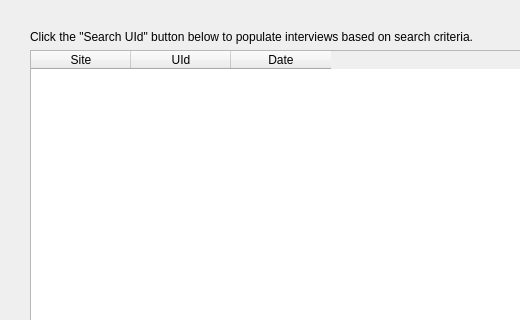
The window that src/interface/qt/model/QSelectInterviewDialog.ui (inglis-dl/Alder) describes before a commit, drawn with Qt 5; both pictures show x 0 to 520 and y 0 to 320 of the 681 by 451 pixel window.
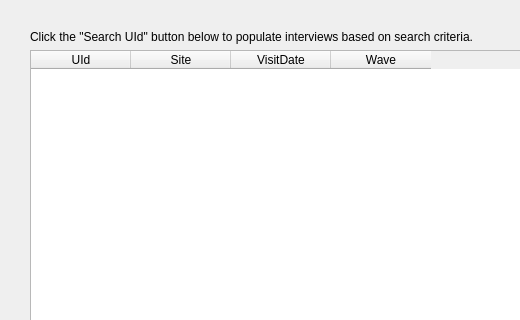
The same window after the commit.

Commit message:
WIP: integrating Wave
- removing use of ProgressProxy
- integrating Interview class and new Wave class into UI and elsewhere

Patch:
```diff
--- a/src/interface/qt/model/QSelectInterviewDialog.ui
+++ b/src/interface/qt/model/QSelectInterviewDialog.ui
@@ -44,11 +44,6 @@
      <attribute name="horizontalHeaderShowSortIndicator" stdset="0">
       <bool>true</bool>
      </attribute>
-     <column>
-      <property name="text">
-       <string>Site</string>
-      </property>
-     </column>
      <column>
       <property name="text">
        <string>UId</string>
@@ -56,7 +51,17 @@
      </column>
      <column>
       <property name="text">
-       <string>Date</string>
+       <string>Site</string>
+      </property>
+     </column>
+     <column>
+      <property name="text">
+       <string>VisitDate</string>
+      </property>
+     </column>
+     <column>
+      <property name="text">
+       <string>Wave</string>
       </property>
      </column>
     </widget>
```
The commit also changes 9 other files.
